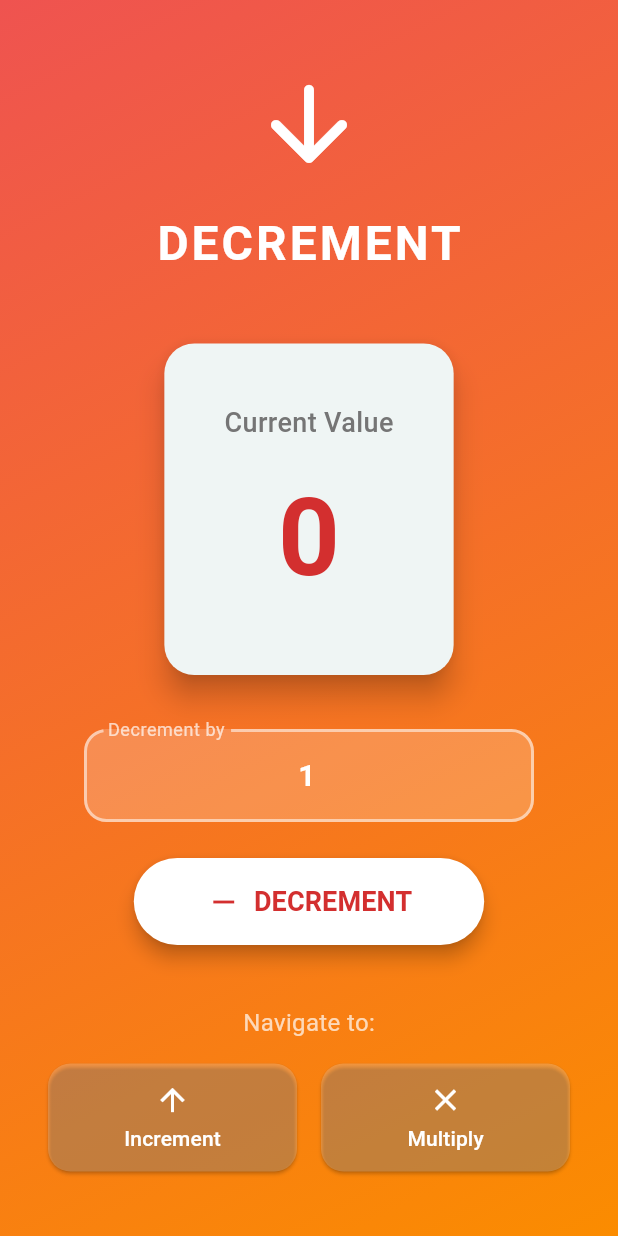
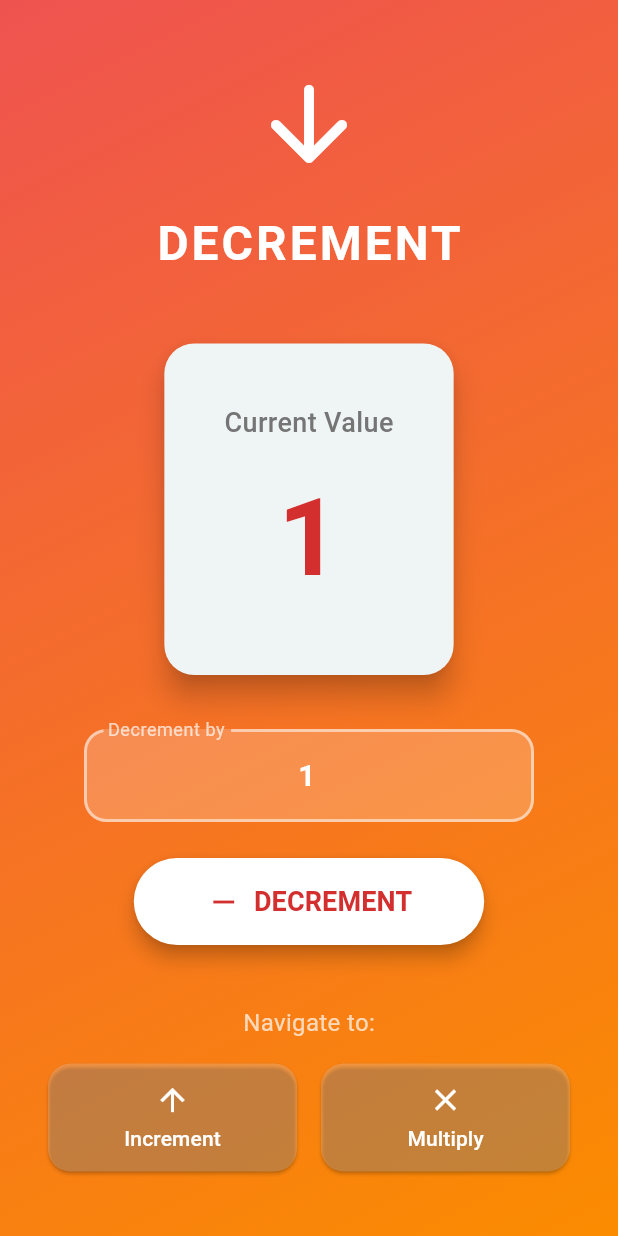
Before and after one commit to TheophilusAE/flutterapp2, a Flutter app: the screen it shows after launch, after a tap on "INCREMENT", after a tap on "Decrement", on a phone screen of 412 x 824 dp. Run offline on Flutter 3.47's test engine with Material 3 defaults, Android fonts, the phone set to English and light mode, and no system bars; our stand-ins replace bloc, flutter_bloc.

Commit message:
making number global

```diff
--- /dev/null
+++ b/lib/bloc/calculator_bloc.dart
@@ -0,0 +1,24 @@
+import 'package:bloc/bloc.dart';
+import '../event/calculator_event.dart';
+import '../state/calculator_state.dart';
+
+class CalculatorBloc extends Bloc<CalculatorEvent, CalculatorState> {
+  int currentValue = 0;
+
+  CalculatorBloc() : super(CalculatorInitial()) {
+    on<AddEvent>((event, emit) {
+      currentValue += event.value;
+      emit(CalculatorUpdated(currentValue));
+    });
+
+    on<SubtractEvent>((event, emit) {
+      currentValue -= event.value;
+      emit(CalculatorUpdated(currentValue));
+    });
+
+    on<MultiplyEvent>((event, emit) {
+      currentValue *= event.value;
+      emit(CalculatorUpdated(currentValue));
+    });
+  }
+}
--- /dev/null
+++ b/lib/event/calculator_event.dart
@@ -0,0 +1,16 @@
+abstract class CalculatorEvent {}
+
+class AddEvent extends CalculatorEvent {
+  final int value;
+  AddEvent(this.value);
+}
+
+class SubtractEvent extends CalculatorEvent {
+  final int value;
+  SubtractEvent(this.value);
+}
+
+class MultiplyEvent extends CalculatorEvent {
+  final int value;
+  MultiplyEvent(this.value);
+}
--- a/lib/main.dart
+++ b/lib/main.dart
@@ -1,6 +1,4 @@
-import 'package:app2/bloc/bloc_increment.dart';
-import 'package:app2/bloc/bloc_decrement.dart';
-import 'package:app2/bloc/bloc_multiplication.dart';
+import 'package:app2/bloc/calculator_bloc.dart';
 import 'package:app2/pages/pages_increment.dart';
 import 'package:app2/pages/pages_decrement.dart';
 import 'package:app2/pages/pages_multiplication.dart';
@@ -17,18 +15,8 @@ class MyApp extends StatelessWidget {
   // This widget is the root of your application.
   @override
   Widget build(BuildContext context) {
-    return MultiBlocProvider(
-      providers: [
-        BlocProvider<Bloc_increment>(
-          create: (context) => Bloc_increment(),
-        ),
-        BlocProvider<Bloc_decrement>(
-          create: (context) => Bloc_decrement(),
-        ),
-        BlocProvider<Bloc_multiplication>(
-          create: (context) => Bloc_multiplication(),
-        ),
-      ],
+    return BlocProvider(
+      create: (context) => CalculatorBloc(),
       child: MaterialApp(
         title: 'Latihan Flutter',
         theme: ThemeData(
--- a/lib/pages/pages_decrement.dart
+++ b/lib/pages/pages_decrement.dart
@@ -1,6 +1,6 @@
-import 'package:app2/bloc/bloc_decrement.dart';
-import 'package:app2/event/event_decrement.dart';
-import 'package:app2/state/state_decrement.dart';
+import 'package:app2/bloc/calculator_bloc.dart';
+import 'package:app2/event/calculator_event.dart';
+import 'package:app2/state/calculator_state.dart';
 import 'package:flutter/material.dart';
 import 'package:flutter_bloc/flutter_bloc.dart';
 
@@ -22,14 +22,14 @@ class _Pages_decrementState extends State<Pages_decrement> {
 
   @override
   Widget build(BuildContext context) {
-    return BlocBuilder<Bloc_decrement, State_decrement>(builder: (context, state){
-      if(state is State_decrement_initialstate){
-        return _PageDecrement(context, 0, _controller);
-      }else if(state is State_decrement_updatestate){
-        return _PageDecrement(context, state.num, _controller);
-      }else{
-        return Container();
+    return BlocBuilder<CalculatorBloc, CalculatorState>(builder: (context, state){
+      int currentValue = 0;
+      if(state is CalculatorInitial){
+        currentValue = state.value;
+      }else if(state is CalculatorUpdated){
+        currentValue = state.value;
       }
+      return _PageDecrement(context, currentValue, _controller);
     });
   }
 }
@@ -125,9 +125,7 @@ Widget _PageDecrement(BuildContext context, int number, TextEditingController co
                 ElevatedButton(
                   onPressed: (){
                     int value = int.tryParse(controller.text) ?? 1;
-                    for(int i = 0; i < value; i++){
-                      context.read<Bloc_decrement>().add(EventDecrement_subnum());
-                    }
+                    context.read<CalculatorBloc>().add(SubtractEvent(value));
                   },
                   style: ElevatedButton.styleFrom(
                     backgroundColor: Colors.white,
--- a/lib/pages/pages_increment.dart
+++ b/lib/pages/pages_increment.dart
@@ -1,6 +1,6 @@
-import 'package:app2/bloc/bloc_increment.dart';
-import 'package:app2/event/event_increment.dart';
-import 'package:app2/state/state_increment.dart';
+import 'package:app2/bloc/calculator_bloc.dart';
+import 'package:app2/event/calculator_event.dart';
+import 'package:app2/state/calculator_state.dart';
 import 'package:flutter/material.dart';
 import 'package:flutter_bloc/flutter_bloc.dart';
 
@@ -22,14 +22,14 @@ class _Pages_incrementState extends State<Pages_increment> {
 
   @override
   Widget build(BuildContext context) {
-    return BlocBuilder<Bloc_increment, State_increment>(builder: (context, state){
-      if(state is State_increment_initialstate){
-        return _PageIncrement(context, 0, _controller);
-      }else if(state is State_increment_updatestate){
-        return _PageIncrement(context, state.num, _controller);
-      }else{
-        return Container();
+    return BlocBuilder<CalculatorBloc, CalculatorState>(builder: (context, state){
+      int currentValue = 0;
+      if(state is CalculatorInitial){
+        currentValue = state.value;
+      }else if(state is CalculatorUpdated){
+        currentValue = state.value;
       }
+      return _PageIncrement(context, currentValue, _controller);
     });
   }
 }
@@ -125,9 +125,7 @@ Widget _PageIncrement(BuildContext context, int number, TextEditingController co
                 ElevatedButton(
                   onPressed: (){
                     int value = int.tryParse(controller.text) ?? 1;
-                    for(int i = 0; i < value; i++){
-                      context.read<Bloc_increment>().add(EventIncrement_addnum());
-                    }
+                    context.read<CalculatorBloc>().add(AddEvent(value));
                   },
                   style: ElevatedButton.styleFrom(
                     backgroundColor: Colors.white,
--- a/lib/pages/pages_multiplication.dart
+++ b/lib/pages/pages_multiplication.dart
@@ -1,6 +1,6 @@
-import 'package:app2/bloc/bloc_multiplication.dart';
-import 'package:app2/event/event_multiplication.dart';
-import 'package:app2/state/state_multiplication.dart';
+import 'package:app2/bloc/calculator_bloc.dart';
+import 'package:app2/event/calculator_event.dart';
+import 'package:app2/state/calculator_state.dart';
 import 'package:flutter/material.dart';
 import 'package:flutter_bloc/flutter_bloc.dart';
 
@@ -22,14 +22,14 @@ class _Pages_multiplicationState extends State<Pages_multiplication> {
 
   @override
   Widget build(BuildContext context) {
-    return BlocBuilder<Bloc_multiplication, State_multiplication>(builder: (context, state){
-      if(state is State_multiplication_initialstate){
-        return _PageMultiplication(context, 1, _controller);
-      }else if(state is State_multiplication_updatestate){
-        return _PageMultiplication(context, state.num, _controller);
-      }else{
-        return Container();
+    return BlocBuilder<CalculatorBloc, CalculatorState>(builder: (context, state){
+      int currentValue = 1;
+      if(state is CalculatorInitial){
+        currentValue = state.value;
+      }else if(state is CalculatorUpdated){
+        currentValue = state.value;
       }
+      return _PageMultiplication(context, currentValue, _controller);
     });
   }
 }
@@ -125,7 +125,7 @@ Widget _PageMultiplication(BuildContext context, int number, TextEditingControll
                 ElevatedButton(
                   onPressed: (){
                     int value = int.tryParse(controller.text) ?? 2;
-                    context.read<Bloc_multiplication>().add(EventMultiplication_mulnum(value));
+                    context.read<CalculatorBloc>().add(MultiplyEvent(value));
                   },
                   style: ElevatedButton.styleFrom(
                     backgroundColor: Colors.white,
--- /dev/null
+++ b/lib/state/calculator_state.dart
@@ -0,0 +1,10 @@
+abstract class CalculatorState {}
+
+class CalculatorInitial extends CalculatorState {
+  final int value = 0;
+}
+
+class CalculatorUpdated extends CalculatorState {
+  final int value;
+  CalculatorUpdated(this.value);
+}
```
